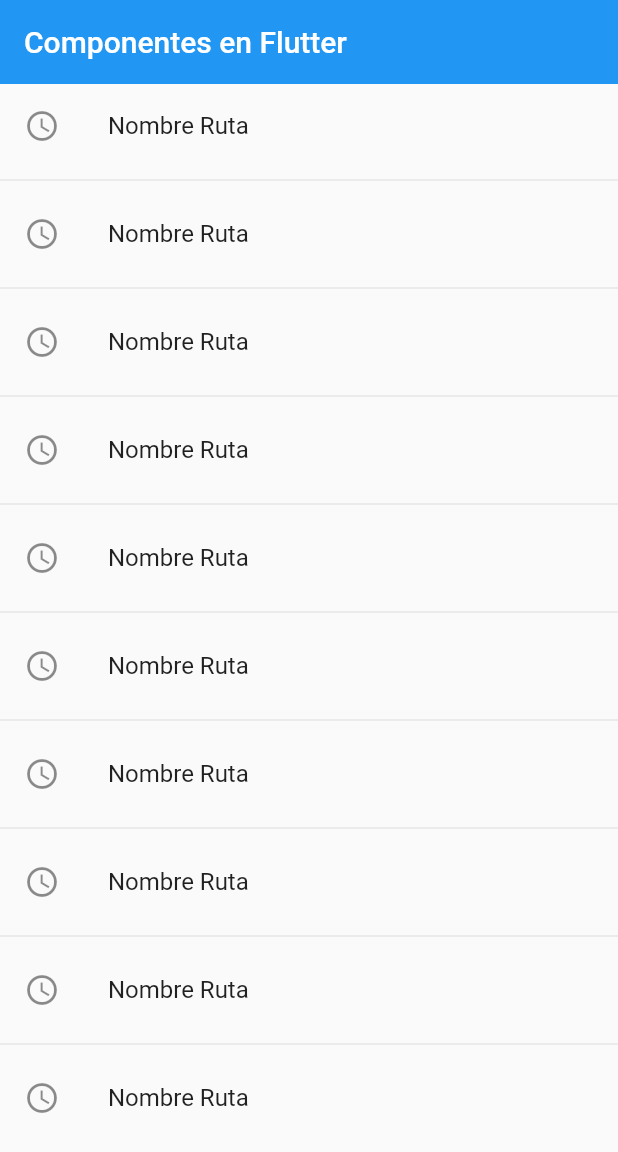
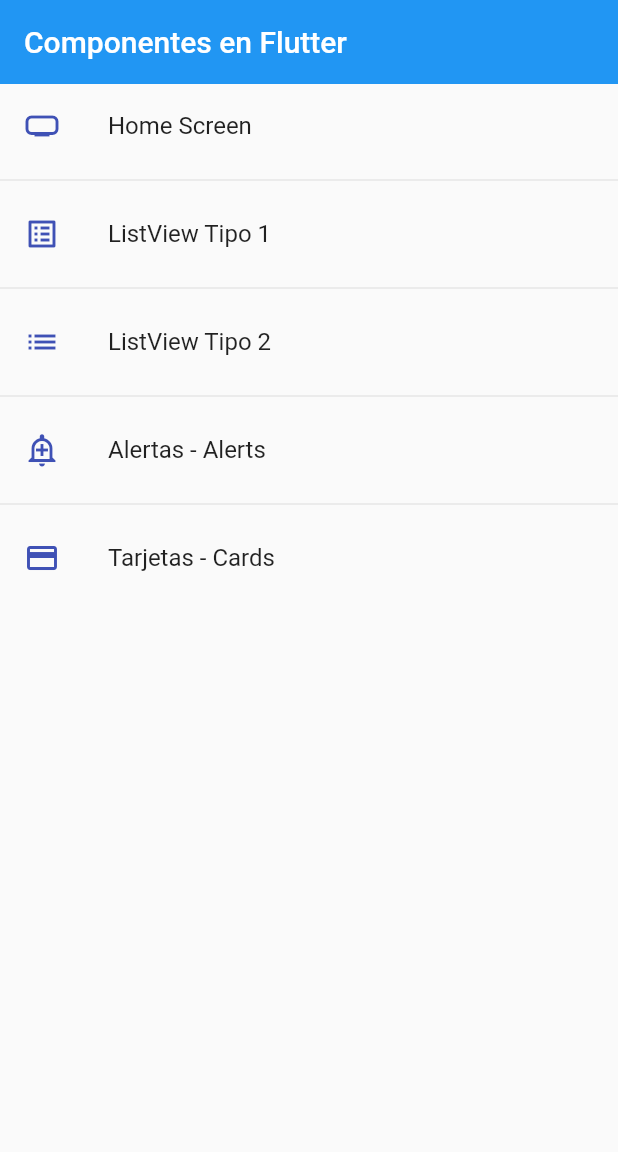
Before and after one commit to CRUXsur/marknotes, a Flutter app: the screen it shows after launch, on a phone screen of 412 x 824 dp. Shown: the top 1152 px of the screen. Run offline on Flutter 3.47's test engine with Material 2 defaults, Android fonts, the phone set to English and light mode, and no system bars.

Commit message:
Crear metodo con las rutas de mi aplicacion

```diff
--- a/lib/main.dart
+++ b/lib/main.dart
@@ -14,7 +14,7 @@ class MyApp extends StatelessWidget {
         debugShowCheckedModeBanner: false,
         title: 'Material App',
         initialRoute: AppRoutes.initialRoute,
-        routes: AppRoutes.routes,
+        routes: AppRoutes.getAppRoutes(),
         onGenerateRoute: AppRoutes.onGenerateRoute);
   }
 }
--- a/lib/router/app_routes.dart
+++ b/lib/router/app_routes.dart
@@ -4,6 +4,11 @@ import 'package:marknotes/models/models.dart';
 import 'package:marknotes/screens/screens.dart';
 
 class AppRoutes {
+/**
+ *     static : porque NO QUIERO CREAR UNA INSTANCIA DE AppRoutes
+ *              quiero acceder directamente como AppRoutes.xxxxxx
+ */
+
   static const initialRoute = 'home';
 
   static final menuOptions = <MenuOption>[
@@ -35,13 +40,31 @@ class AppRoutes {
         icon: Icons.credit_card)
   ];
 
-  static Map<String, Widget Function(BuildContext)> routes = {
+/**
+*     creo un metodo getAppRoutes; que regresa un mapa; que tiene
+*     como llave un String, y lo que va apuntar es a una funcion
+*     que recibe el BuildContext y regresa un Widget
+*
+ */
+  static Map<String, Widget Function(BuildContext)> getAppRoutes() {
+    //tenemos que regresar algo,.....
+    //defino un mapa appRoutes
+    Map<String, Widget Function(BuildContext)> appRoutes = {}; //definido
+
+    for (final option in menuOptions) {
+      appRoutes.addAll({option.route: (BuildContext context) => option.screen});
+    }
+
+    return appRoutes;
+  }
+
+/*   static Map<String, Widget Function(BuildContext)> routes = {
     'home': (BuildContext context) => const HomeScreen(),
     'listview1': (BuildContext context) => const Listview1Screen(),
     'listview2': (BuildContext context) => const Listview2Screen(),
     'alert': (BuildContext context) => const AlertScreen(),
     'card': (BuildContext context) => const CardScreen()
-  };
+  }; */
   static Route<dynamic> onGenerateRoute(RouteSettings settings) {
     return MaterialPageRoute(
       builder: (context) => const AlertScreen(),
--- a/lib/screens/home_screen.dart
+++ b/lib/screens/home_screen.dart
@@ -1,21 +1,29 @@
 import 'package:flutter/material.dart';
 
-import 'package:marknotes/screens/screens.dart';
+import 'package:marknotes/router/app_routes.dart';
+
+//import 'package:marknotes/screens/screens.dart';
 
 class HomeScreen extends StatelessWidget {
   const HomeScreen({Key? key}) : super(key: key);
 
   @override
   Widget build(BuildContext context) {
+    final menuOptions = AppRoutes.menuOptions;
+
     return Scaffold(
         appBar: AppBar(
           title: const Text('Componentes en Flutter'),
           elevation: 0,
         ),
         body: ListView.separated(
-            itemBuilder: (context, index) => ListTile(
-                  leading: const Icon(Icons.access_time_outlined),
-                  title: const Text('Nombre Ruta'),
+            itemBuilder: (context, i) => ListTile(
+                  //leading: const Icon(Icons.access_time_outlined),
+                  leading: Icon(
+                    menuOptions[i].icon,
+                    color: Colors.indigo,
+                  ),
+                  title: Text(menuOptions[i].name),
                   onTap: () {
                     //a otra pantalla
                     //1era OPCION****************************
@@ -23,10 +31,10 @@ class HomeScreen extends StatelessWidget {
                     //     builder: (context) => const Listview1Screen());
                     // Navigator.push(context, route);
                     //2da OPCION*****************************
-                    Navigator.pushNamed(context, 'card');
+                    Navigator.pushNamed(context, menuOptions[i].route);
                   },
                 ),
             separatorBuilder: (_, __) => const Divider(),
-            itemCount: 10));
+            itemCount: menuOptions.length));
   }
 }
```
